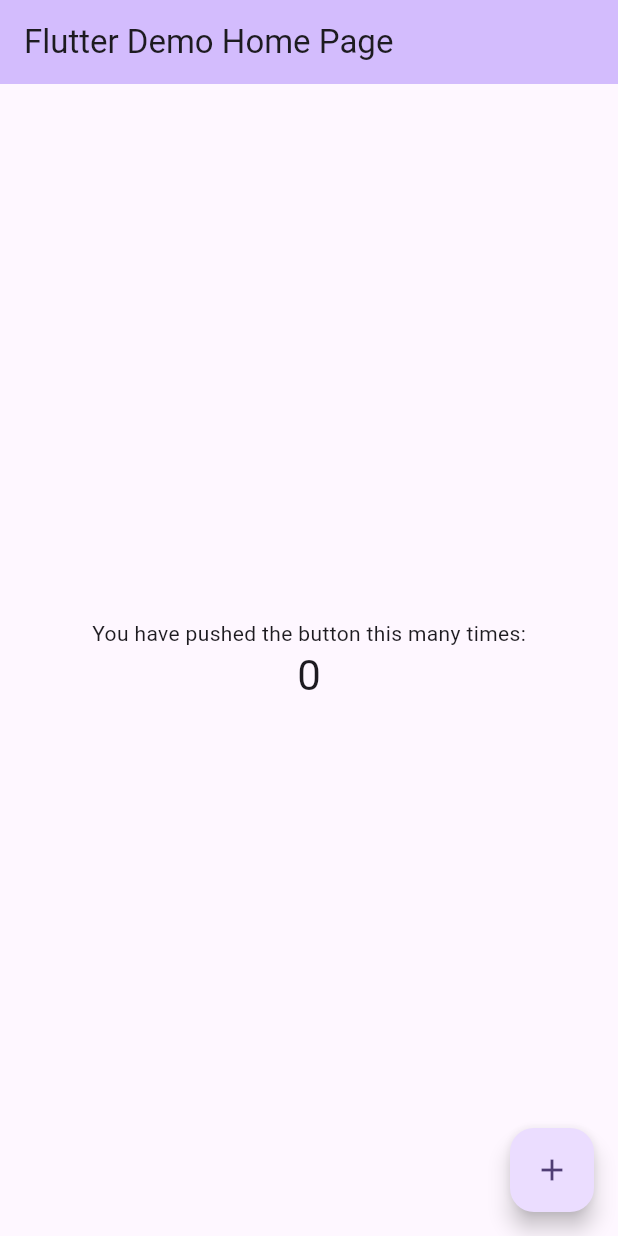
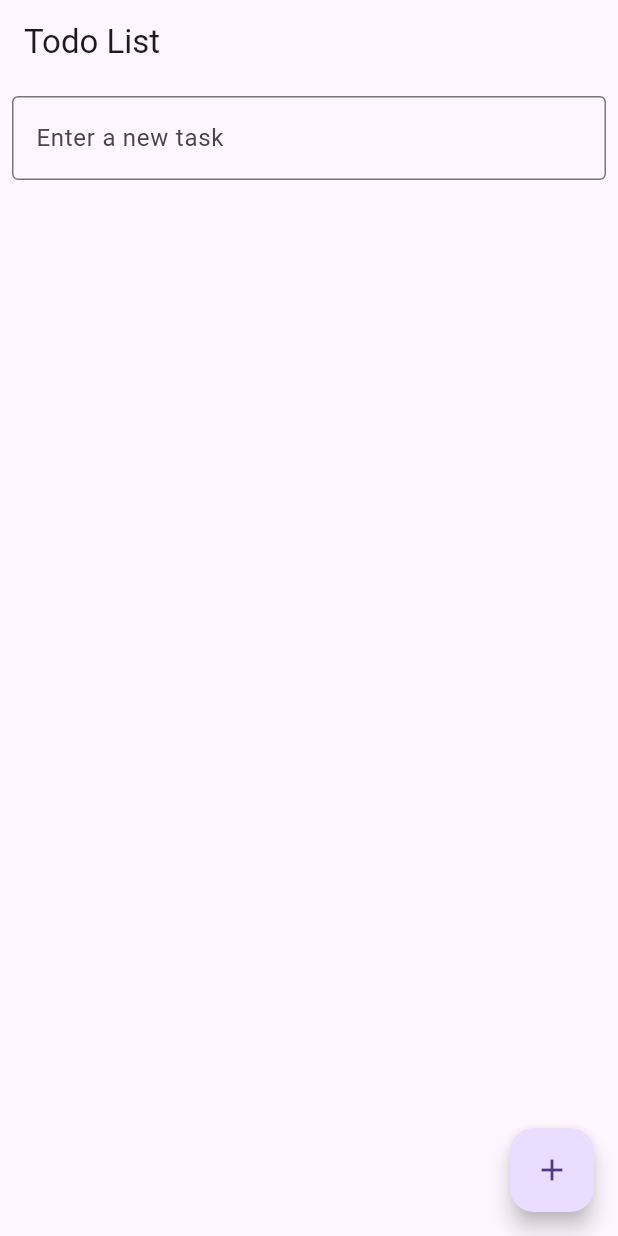
Before and after one commit to carlorabi/TodoList-Flutter, a Flutter app: the screen it shows after launch, on a phone screen of 412 x 824 dp. Run offline on Flutter 3.47's test engine with Material 3 defaults, Android fonts, the phone set to English and light mode, and no system bars.

Commit message:
initial design

```diff
--- a/todo_list/lib/main.dart
+++ b/todo_list/lib/main.dart
@@ -1,125 +1,94 @@
 import 'package:flutter/material.dart';
 
 void main() {
-  runApp(const MyApp());
+  runApp(TodoApp());
 }
 
-class MyApp extends StatelessWidget {
-  const MyApp({super.key});
-
-  // This widget is the root of your application.
+class TodoApp extends StatelessWidget {
   @override
   Widget build(BuildContext context) {
     return MaterialApp(
-      title: 'Flutter Demo',
-      theme: ThemeData(
-        // This is the theme of your application.
-        //
-        // TRY THIS: Try running your application with "flutter run". You'll see
-        // the application has a purple toolbar. Then, without quitting the app,
-        // try changing the seedColor in the colorScheme below to Colors.green
-        // and then invoke "hot reload" (save your changes or press the "hot
-        // reload" button in a Flutter-supported IDE, or press "r" if you used
-        // the command line to start the app).
-        //
-        // Notice that the counter didn't reset back to zero; the application
-        // state is not lost during the reload. To reset the state, use hot
-        // restart instead.
-        //
-        // This works for code too, not just values: Most code changes can be
-        // tested with just a hot reload.
-        colorScheme: ColorScheme.fromSeed(seedColor: Colors.deepPurple),
-        useMaterial3: true,
-      ),
-      home: const MyHomePage(title: 'Flutter Demo Home Page'),
+      debugShowCheckedModeBanner: false,
+      home: TodoList(),
     );
   }
 }
 
-class MyHomePage extends StatefulWidget {
-  const MyHomePage({super.key, required this.title});
-
-  // This widget is the home page of your application. It is stateful, meaning
-  // that it has a State object (defined below) that contains fields that affect
-  // how it looks.
-
-  // This class is the configuration for the state. It holds the values (in this
-  // case the title) provided by the parent (in this case the App widget) and
-  // used by the build method of the State. Fields in a Widget subclass are
-  // always marked "final".
-
-  final String title;
-
+class TodoList extends StatefulWidget {
   @override
-  State<MyHomePage> createState() => _MyHomePageState();
+  _TodoListState createState() => _TodoListState();
 }
 
-class _MyHomePageState extends State<MyHomePage> {
-  int _counter = 0;
+class _TodoListState extends State<TodoList> {
+  final List<String> _todoItems = []; // List to hold the todo items
+  final TextEditingController _controller = TextEditingController();
 
-  void _incrementCounter() {
+  // Function to add todo item
+  void _addTodoItem(String task) {
+    if (task.isNotEmpty) {
+      setState(() {
+        _todoItems.add(task);
+      });
+      _controller.clear(); // Clear the input field after adding a task
+    }
+  }
+
+  // Function to delete a todo item
+  void _deleteTodoItem(int index) {
     setState(() {
-      // This call to setState tells the Flutter framework that something has
-      // changed in this State, which causes it to rerun the build method below
-      // so that the display can reflect the updated values. If we changed
-      // _counter without calling setState(), then the build method would not be
-      // called again, and so nothing would appear to happen.
-      _counter++;
+      _todoItems.removeAt(index);
     });
+  }
+
+  // Function to build the list of todo items
+  Widget _buildTodoList() {
+    return ListView.builder(
+      itemCount: _todoItems.length,
+      itemBuilder: (context, index) {
+        return _buildTodoItem(_todoItems[index], index);
+      },
+    );
+  }
+
+  // Function to build a single todo item
+  Widget _buildTodoItem(String todoText, int index) {
+    return ListTile(
+      title: Text(todoText),
+      trailing: IconButton(
+        icon: Icon(Icons.delete, color: Colors.red),
+        onPressed: () => _deleteTodoItem(index),
+      ),
+    );
   }
 
   @override
   Widget build(BuildContext context) {
-    // This method is rerun every time setState is called, for instance as done
-    // by the _incrementCounter method above.
-    //
-    // The Flutter framework has been optimized to make rerunning build methods
-    // fast, so that you can just rebuild anything that needs updating rather
-    // than having to individually change instances of widgets.
     return Scaffold(
       appBar: AppBar(
-        // TRY THIS: Try changing the color here to a specific color (to
-        // Colors.amber, perhaps?) and trigger a hot reload to see the AppBar
-        // change color while the other colors stay the same.
-        backgroundColor: Theme.of(context).colorScheme.inversePrimary,
-        // Here we take the value from the MyHomePage object that was created by
-        // the App.build method, and use it to set our appbar title.
-        title: Text(widget.title),
+        title: Text('Todo List'),
       ),
-      body: Center(
-        // Center is a layout widget. It takes a single child and positions it
-        // in the middle of the parent.
-        child: Column(
-          // Column is also a layout widget. It takes a list of children and
-          // arranges them vertically. By default, it sizes itself to fit its
-          // children horizontally, and tries to be as tall as its parent.
-          //
-          // Column has various properties to control how it sizes itself and
-          // how it positions its children. Here we use mainAxisAlignment to
-          // center the children vertically; the main axis here is the vertical
-          // axis because Columns are vertical (the cross axis would be
-          // horizontal).
-          //
-          // TRY THIS: Invoke "debug painting" (choose the "Toggle Debug Paint"
-          // action in the IDE, or press "p" in the console), to see the
-          // wireframe for each widget.
-          mainAxisAlignment: MainAxisAlignment.center,
-          children: <Widget>[
-            const Text(
-              'You have pushed the button this many times:',
+      body: Column(
+        children: <Widget>[
+          Padding(
+            padding: const EdgeInsets.all(8.0),
+            child: TextField(
+              controller: _controller,
+              decoration: InputDecoration(
+                hintText: 'Enter a new task',
+                border: OutlineInputBorder(),
+              ),
+              onSubmitted: _addTodoItem,
             ),
-            Text(
-              '$_counter',
-              style: Theme.of(context).textTheme.headlineMedium,
-            ),
-          ],
-        ),
+          ),
+          Expanded(
+            child: _buildTodoList(),
+          ),
+        ],
       ),
       floatingActionButton: FloatingActionButton(
-        onPressed: _incrementCounter,
-        tooltip: 'Increment',
-        child: const Icon(Icons.add),
-      ), // This trailing comma makes auto-formatting nicer for build methods.
+        onPressed: () => _addTodoItem(_controller.text),
+        child: Icon(Icons.add),
+      ),
     );
   }
 }
```
